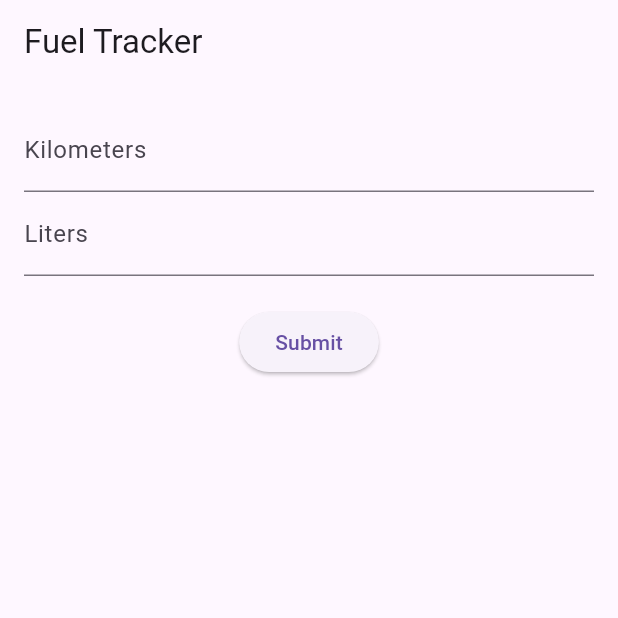
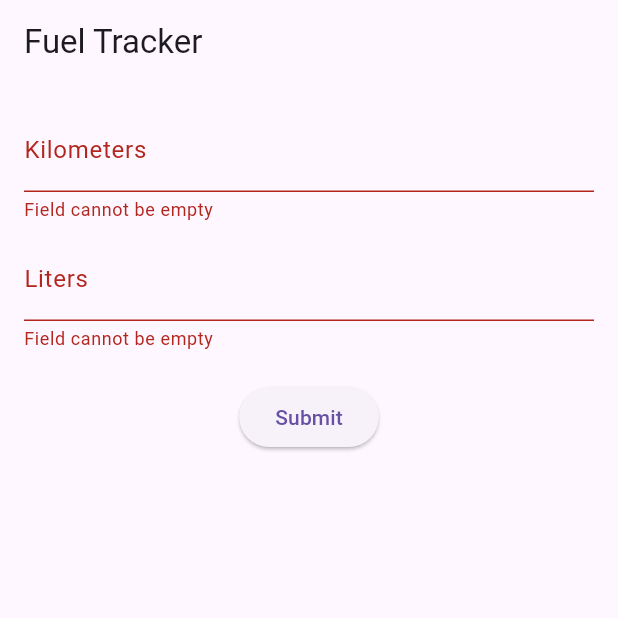
Before and after one commit to MrBr00d/RekeningRijder, a Flutter app: the screen it shows after launch, after a tap on "Submit", on a phone screen of 412 x 824 dp, the top half of it. Run offline on Flutter 3.47's test engine with Material 3 defaults, Android fonts, the phone set to English and light mode, and no system bars; our stand-ins replace flutter_dotenv.

Commit message:
prep for initial release

```diff
--- a/flutter/lib/main.dart
+++ b/flutter/lib/main.dart
@@ -1,51 +1,91 @@
 import 'package:flutter/material.dart';
+import 'package:flutter/services.dart';
 import 'package:http/http.dart' as http;
+import 'package:flutter_dotenv/flutter_dotenv.dart';
 import 'dart:convert';
 
-void main() => runApp(const MyApp());
+Future<void> main() async {
+  // Ensure .env is loaded from the root (where pubspec.yaml lives)
+  await dotenv.load(fileName: ".env");
+  runApp(const MyApp());
+}
 
 class MyApp extends StatelessWidget {
   const MyApp({super.key});
 
   @override
   Widget build(BuildContext context) {
-    return MaterialApp(
+    return const MaterialApp(
       home: FuelForm(),
     );
   }
 }
 
 class FuelForm extends StatefulWidget {
+  const FuelForm({super.key});
+
   @override
   _FuelFormState createState() => _FuelFormState();
 }
 
 class _FuelFormState extends State<FuelForm> {
-  // Controllers to retrieve the text values
+  final _formKey = GlobalKey<FormState>();
   final TextEditingController _kmController = TextEditingController();
   final TextEditingController _litersController = TextEditingController();
 
   Future<void> sendData() async {
-    final url = Uri.parse('http://127.0.0.1:8000/tanken'); // Replace with your URL
+    if (!_formKey.currentState!.validate()) {
+      return;
+    }
+
+    final url = Uri.parse('http://127.0.0.1:8000/tanken');
+    final String apiKey = dotenv.env['APIKEY'] ?? '';
 
     try {
       final response = await http.post(
         url,
-        headers: {"Content-Type": "application/json",
-                  "Authorization": "Bearer nick1234"},
+        headers: {
+          "Content-Type": "application/json",
+          "Authorization": "Bearer $apiKey",
+        },
         body: jsonEncode({
-          'km': _kmController.text,
-          'liters': _litersController.text,
+          'km': double.parse(_kmController.text), // Convert to number
+          'liters': double.parse(_litersController.text),
         }),
       );
 
       if (response.statusCode == 200) {
-        print('Data sent successfully!');
+        // THIS IS THE "POPUP" MESSAGE
+        if (mounted) { // Check if the widget is still in the tree
+          ScaffoldMessenger.of(context).showSnackBar(
+            const SnackBar(
+              content: Text('Success! Fuel data saved.'),
+              backgroundColor: Colors.green,
+              duration: Duration(seconds: 2),
+            ),
+          );
+
+          // Optional: Clear the fields after success
+          _kmController.clear();
+          _litersController.clear();
+        }
       } else {
-        print('Server error: ${response.statusCode}');
+        _showErrorSnackBar('Server error: ${response.statusCode}');
       }
     } catch (e) {
-      print('Error: $e');
+      _showErrorSnackBar('Connection failed: $e');
+    }
+  }
+
+// Helper to show errors
+  void _showErrorSnackBar(String message) {
+    if (mounted) {
+      ScaffoldMessenger.of(context).showSnackBar(
+        SnackBar(
+          content: Text(message),
+          backgroundColor: Colors.red,
+        ),
+      );
     }
   }
 
@@ -55,17 +95,40 @@ class _FuelFormState extends State<FuelForm> {
       appBar: AppBar(title: const Text('Fuel Tracker')),
       body: Padding(
         padding: const EdgeInsets.all(16.0),
+        child: Form(
+          key: _formKey,
           child: Column(
             children: [
-            TextField(
+              TextFormField(
                 controller: _kmController,
                 decoration: const InputDecoration(labelText: 'Kilometers'),
-              keyboardType: TextInputType.number,
+                keyboardType: const TextInputType.numberWithOptions(decimal: true),
+                inputFormatters: [
+                  // Using your specific Regex here
+                  FilteringTextInputFormatter.allow(RegExp(r'^[0-9]*\.?[0-9]*$')),
+                ],
+                validator: (value) {
+                  if (value == null || value.isEmpty) {
+                    return 'Field cannot be empty';
+                  }
+                  return null;
+                },
               ),
-            TextField(
+              const SizedBox(height: 10),
+              TextFormField(
                 controller: _litersController,
                 decoration: const InputDecoration(labelText: 'Liters'),
-              keyboardType: TextInputType.number,
+                keyboardType: const TextInputType.numberWithOptions(decimal: true),
+                inputFormatters: [
+                  // Using your specific Regex here
+                  FilteringTextInputFormatter.allow(RegExp(r'^[0-9]*\.?[0-9]*$')),
+                ],
+                validator: (value) {
+                  if (value == null || value.isEmpty) {
+                    return 'Field cannot be empty';
+                  }
+                  return null;
+                },
               ),
               const SizedBox(height: 20),
               ElevatedButton(
@@ -75,6 +138,7 @@ class _FuelFormState extends State<FuelForm> {
             ],
           ),
         ),
+      ),
     );
   }
 }
--- a/flutter/pubspec.yaml
+++ b/flutter/pubspec.yaml
@@ -31,6 +31,7 @@ dependencies:
   flutter:
     sdk: flutter
   http: ^1.1.0
+  flutter_dotenv: ^5.1.0
 
   # The following adds the Cupertino Icons font to your application.
   # Use with the CupertinoIcons class for iOS style icons.
@@ -59,8 +60,8 @@ flutter:
   uses-material-design: true
 
   # To add assets to your application, add an assets section, like this:
-  # assets:
-  #   - images/a_dot_burr.jpeg
+  assets:
+    - .env
   #   - images/a_dot_ham.jpeg
 
   # An image asset can refer to one or more resolution-specific "variants", see
```
Also changed, not shown: flutter/pubspec.lock, 2 other files. Lines whose indentation alone changed are shown as unchanged.
